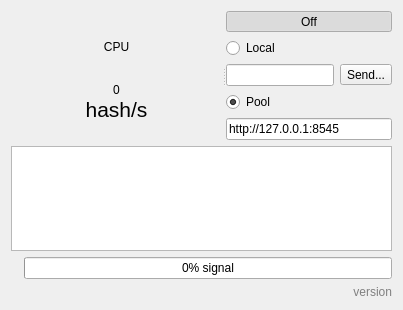
ethereum/alethzero, file alethone/AlethOne.ui: the form before one commit.
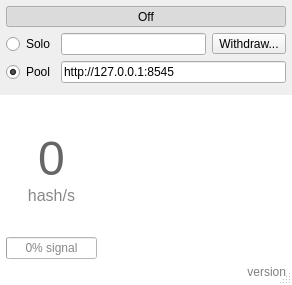
The form after the commit. Icons and pictures are not drawn. Custom widgets are drawn as their Qt base class.

```diff
--- a/alethone/AlethOne.ui
+++ b/alethone/AlethOne.ui
@@ -6,8 +6,8 @@
    <rect>
     <x>0</x>
     <y>0</y>
-    <width>403</width>
-    <height>310</height>
+    <width>292</width>
+    <height>285</height>
    </rect>
   </property>
   <property name="windowTitle">
@@ -17,12 +17,167 @@
    <iconset resource="alethone.qrc">
     <normaloff>:/AlethOne.png</normaloff>:/AlethOne.png</iconset>
   </property>
-  <layout class="QVBoxLayout" name="verticalLayout_3">
+  <property name="sizeGripEnabled">
+   <bool>true</bool>
+  </property>
+  <layout class="QVBoxLayout" name="verticalLayout_2">
+   <property name="spacing">
+    <number>6</number>
+   </property>
+   <property name="leftMargin">
+    <number>0</number>
+   </property>
+   <property name="topMargin">
+    <number>0</number>
+   </property>
+   <property name="rightMargin">
+    <number>0</number>
+   </property>
+   <property name="bottomMargin">
+    <number>0</number>
+   </property>
    <item>
-    <widget class="QSplitter" name="splitter">
-     <property name="orientation">
-      <enum>Qt::Horizontal</enum>
+    <layout class="QGridLayout" name="gridLayout_2">
+     <property name="leftMargin">
+      <number>6</number>
      </property>
+     <property name="topMargin">
+      <number>6</number>
+     </property>
+     <property name="rightMargin">
+      <number>6</number>
+     </property>
+     <property name="bottomMargin">
+      <number>6</number>
+     </property>
+     <item row="4" column="0">
+      <widget class="QRadioButton" name="pool">
+       <property name="text">
+        <string>Pool</string>
+       </property>
+       <property name="checked">
+        <bool>true</bool>
+       </property>
+       <attribute name="buttonGroup">
+        <string notr="true">buttonGroup</string>
+       </attribute>
+      </widget>
+     </item>
+     <item row="1" column="0">
+      <widget class="QRadioButton" name="local">
+       <property name="text">
+        <string>Solo</string>
+       </property>
+       <property name="checked">
+        <bool>false</bool>
+       </property>
+       <attribute name="buttonGroup">
+        <string notr="true">buttonGroup</string>
+       </attribute>
+      </widget>
+     </item>
+     <item row="4" column="1">
+      <widget class="QLineEdit" name="url">
+       <property name="text">
+        <string>http://127.0.0.1:8545</string>
+       </property>
+      </widget>
+     </item>
+     <item row="1" column="1">
+      <layout class="QHBoxLayout" name="horizontalLayout_4">
+       <item>
+        <widget class="QLineEdit" name="beneficiary">
+         <property name="readOnly">
+          <bool>true</bool>
+         </property>
+        </widget>
+       </item>
+       <item>
+        <widget class="QToolButton" name="send">
+         <property name="text">
+          <string>Withdraw...</string>
+         </property>
+        </widget>
+       </item>
+      </layout>
+     </item>
+     <item row="0" column="0" colspan="2">
+      <layout class="QHBoxLayout" name="mine">
+       <item>
+        <widget class="QToolButton" name="noMining">
+         <property name="sizePolicy">
+          <sizepolicy hsizetype="MinimumExpanding" vsizetype="Preferred">
+           <horstretch>0</horstretch>
+           <verstretch>0</verstretch>
+          </sizepolicy>
+         </property>
+         <property name="text">
+          <string>Off</string>
+         </property>
+         <property name="checkable">
+          <bool>true</bool>
+         </property>
+         <property name="checked">
+          <bool>true</bool>
+         </property>
+        </widget>
+       </item>
+      </layout>
+     </item>
+    </layout>
+   </item>
+   <item>
+    <widget class="QFrame" name="frame">
+     <property name="styleSheet">
+      <string notr="true">background: white</string>
+     </property>
+     <property name="frameShadow">
+      <enum>QFrame::Raised</enum>
+     </property>
+     <layout class="QGridLayout" name="gridLayout">
+      <property name="leftMargin">
+       <number>6</number>
+      </property>
+      <property name="topMargin">
+       <number>6</number>
+      </property>
+      <property name="rightMargin">
+       <number>6</number>
+      </property>
+      <property name="bottomMargin">
+       <number>6</number>
+      </property>
+      <item row="1" column="0">
+       <layout class="QHBoxLayout" name="horizontalLayout_3" stretch="0,0">
+        <item>
+         <widget class="QLabel" name="balance">
+          <property name="styleSheet">
+           <string notr="true">color: #888</string>
+          </property>
+          <property name="text">
+           <string/>
+          </property>
+         </widget>
+        </item>
+        <item>
+         <widget class="QLabel" name="version">
+          <property name="styleSheet">
+           <string notr="true">color: rgb(128, 128, 128);
+font-size: 9pt</string>
+          </property>
+          <property name="text">
+           <string>version</string>
+          </property>
+          <property name="alignment">
+           <set>Qt::AlignRight|Qt::AlignTrailing|Qt::AlignVCenter</set>
+          </property>
+         </widget>
+        </item>
+       </layout>
+      </item>
+      <item row="0" column="0">
+       <layout class="QHBoxLayout" name="horizontalLayout_2">
+        <item>
      <widget class="QStackedWidget" name="stack">
       <property name="sizePolicy">
        <sizepolicy hsizetype="Preferred" vsizetype="Preferred">
@@ -30,6 +185,9 @@
         <verstretch>0</verstretch>
        </sizepolicy>
       </property>
+          <property name="styleSheet">
+           <string notr="true">background: white</string>
+          </property>
       <property name="currentIndex">
        <number>1</number>
       </property>
@@ -72,20 +230,16 @@
         <property name="bottomMargin">
          <number>0</number>
         </property>
-        <item>
-         <widget class="QLabel" name="overHashrate">
-          <property name="text">
-           <string>CPU</string>
-          </property>
-          <property name="alignment">
-           <set>Qt::AlignBottom|Qt::AlignHCenter</set>
-          </property>
-         </widget>
-        </item>
         <item>
          <widget class="QLabel" name="hashrate">
+              <property name="sizePolicy">
+               <sizepolicy hsizetype="Preferred" vsizetype="Preferred">
+                <horstretch>0</horstretch>
+                <verstretch>5</verstretch>
+               </sizepolicy>
+              </property>
           <property name="styleSheet">
-           <string notr="true">font: 36pt &quot;monospace&quot;;</string>
+               <string notr="true">font-size: 36pt; color: #666</string>
           </property>
           <property name="text">
            <string>0</string>
@@ -100,8 +254,14 @@
         </item>
         <item>
          <widget class="QLabel" name="underHashrate">
+              <property name="sizePolicy">
+               <sizepolicy hsizetype="Preferred" vsizetype="Preferred">
+                <horstretch>0</horstretch>
+                <verstretch>3</verstretch>
+               </sizepolicy>
+              </property>
           <property name="styleSheet">
-           <string notr="true">font-size: 16pt;</string>
+               <string notr="true">font-size: 12pt; color: #888</string>
           </property>
           <property name="text">
            <string>hash/s</string>
@@ -111,105 +271,6 @@
           </property>
          </widget>
         </item>
-       </layout>
-      </widget>
-     </widget>
-     <widget class="QWidget" name="layoutWidget">
-      <layout class="QVBoxLayout" name="verticalLayout_2" stretch="1,1,1,1,1">
-       <item>
-        <layout class="QHBoxLayout" name="mine">
-         <item>
-          <widget class="QToolButton" name="noMining">
-           <property name="sizePolicy">
-            <sizepolicy hsizetype="MinimumExpanding" vsizetype="Preferred">
-             <horstretch>0</horstretch>
-             <verstretch>0</verstretch>
-            </sizepolicy>
-           </property>
-           <property name="text">
-            <string>Off</string>
-           </property>
-           <property name="checkable">
-            <bool>true</bool>
-           </property>
-           <property name="checked">
-            <bool>true</bool>
-           </property>
-          </widget>
-         </item>
-        </layout>
-       </item>
-       <item>
-        <widget class="QRadioButton" name="local">
-         <property name="text">
-          <string>Local</string>
-         </property>
-         <property name="checked">
-          <bool>false</bool>
-         </property>
-         <attribute name="buttonGroup">
-          <string notr="true">buttonGroup</string>
-         </attribute>
-        </widget>
-       </item>
-       <item>
-        <layout class="QHBoxLayout" name="horizontalLayout_4">
-         <item>
-          <widget class="QLineEdit" name="beneficiary">
-           <property name="readOnly">
-            <bool>true</bool>
-           </property>
-          </widget>
-         </item>
-         <item>
-          <widget class="QToolButton" name="send">
-           <property name="text">
-            <string>Send...</string>
-           </property>
-          </widget>
-         </item>
-        </layout>
-       </item>
-       <item>
-        <widget class="QRadioButton" name="pool">
-         <property name="text">
-          <string>Pool</string>
-         </property>
-         <property name="checked">
-          <bool>true</bool>
-         </property>
-         <attribute name="buttonGroup">
-          <string notr="true">buttonGroup</string>
-         </attribute>
-        </widget>
-       </item>
-       <item>
-        <widget class="QLineEdit" name="url">
-         <property name="text">
-          <string>http://127.0.0.1:8545</string>
-         </property>
-        </widget>
-       </item>
-      </layout>
-     </widget>
-    </widget>
-   </item>
-   <item>
-    <widget class="QPlainTextEdit" name="log">
-     <property name="readOnly">
-      <bool>true</bool>
-     </property>
-    </widget>
-   </item>
-   <item>
-    <layout class="QHBoxLayout" name="horizontalLayout_3" stretch="0,0">
-     <item>
-      <widget class="QLabel" name="balance">
-       <property name="text">
-        <string/>
-       </property>
-      </widget>
-     </item>
      <item>
       <widget class="QProgressBar" name="peers">
        <property name="sizePolicy">
@@ -218,6 +279,9 @@
          <verstretch>0</verstretch>
         </sizepolicy>
        </property>
+              <property name="styleSheet">
+               <string notr="true">color: #888</string>
+              </property>
        <property name="maximum">
         <number>11</number>
        </property>
@@ -230,19 +294,43 @@
       </widget>
      </item>
     </layout>
+          </widget>
+         </widget>
    </item>
    <item>
-    <widget class="QLabel" name="version">
+         <widget class="QPlainTextEdit" name="log">
+          <property name="sizePolicy">
+           <sizepolicy hsizetype="Expanding" vsizetype="Expanding">
+            <horstretch>2</horstretch>
+            <verstretch>0</verstretch>
+           </sizepolicy>
+          </property>
      <property name="styleSheet">
-      <string notr="true">color: rgb(128, 128, 128);
-font-size: 9pt</string>
-     </property>
-     <property name="text">
-      <string>version</string>
-     </property>
-     <property name="alignment">
-      <set>Qt::AlignRight|Qt::AlignTrailing|Qt::AlignVCenter</set>
-     </property>
+           <string notr="true">background: white; color: #888</string>
+          </property>
+          <property name="frameShape">
+           <enum>QFrame::NoFrame</enum>
+          </property>
+          <property name="verticalScrollBarPolicy">
+           <enum>Qt::ScrollBarAlwaysOff</enum>
+          </property>
+          <property name="horizontalScrollBarPolicy">
+           <enum>Qt::ScrollBarAlwaysOff</enum>
+          </property>
+          <property name="lineWrapMode">
+           <enum>QPlainTextEdit::NoWrap</enum>
+          </property>
+          <property name="readOnly">
+           <bool>true</bool>
+          </property>
+          <property name="plainText">
+           <string/>
+          </property>
+         </widget>
+        </item>
+       </layout>
+      </item>
+     </layout>
     </widget>
    </item>
   </layout>
```
Lines whose indentation alone changed are shown as unchanged.
